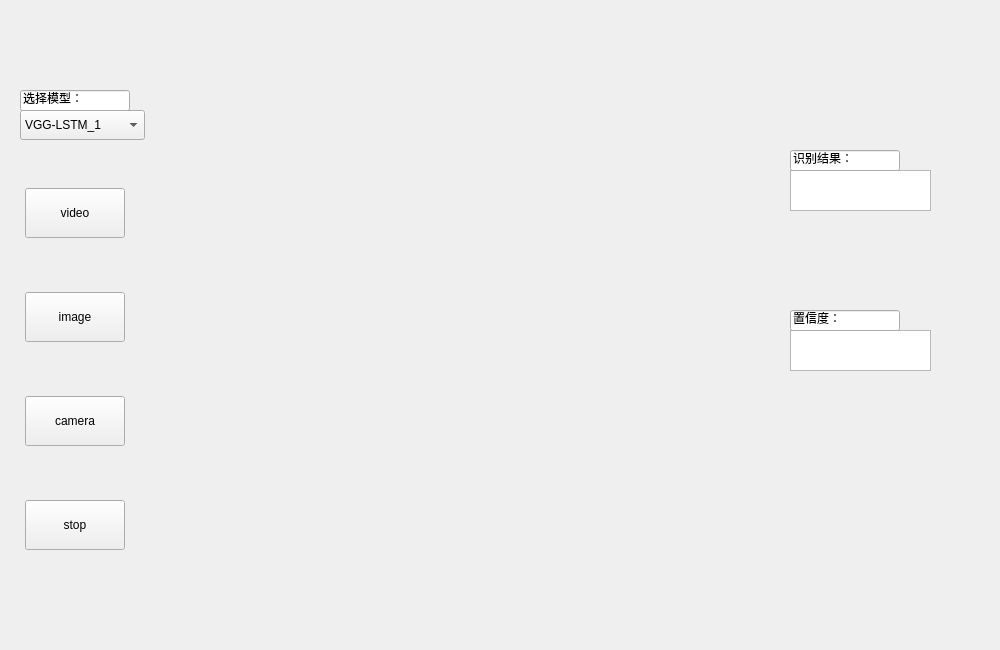
First picture: the form in FER/util/form2.ui, repository qsx-dyt/PythonRepository, before the edit.
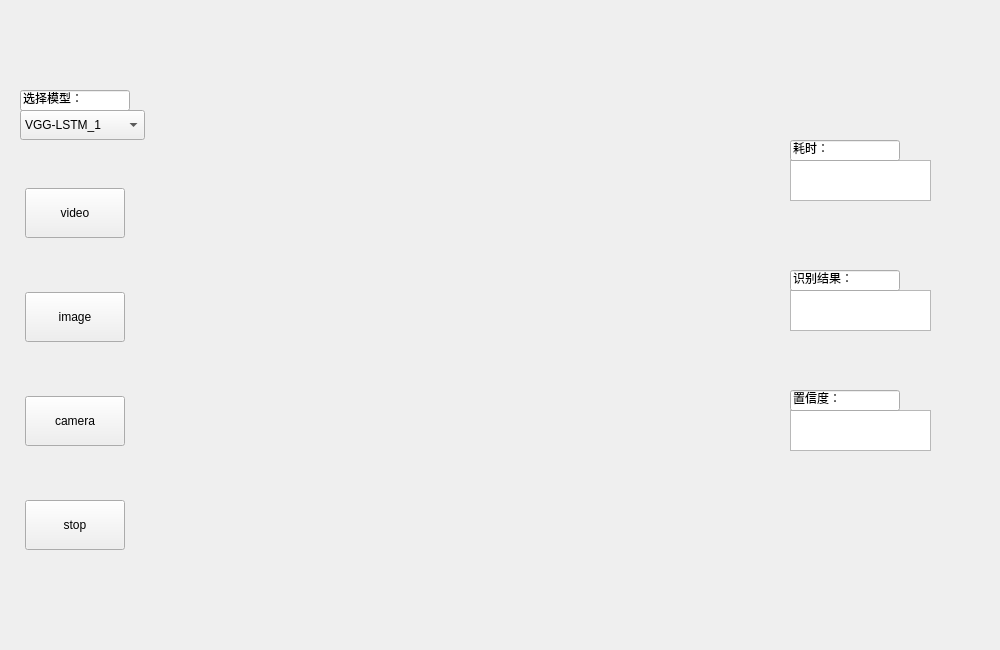
Second picture: the form after the edit.

```diff
--- a/FER/util/form2.ui
+++ b/FER/util/form2.ui
@@ -237,7 +237,7 @@
    <property name="geometry">
     <rect>
      <x>790</x>
-     <y>170</y>
+     <y>290</y>
      <width>141</width>
      <height>41</height>
     </rect>
@@ -250,7 +250,7 @@
    <property name="geometry">
     <rect>
      <x>790</x>
-     <y>330</y>
+     <y>410</y>
      <width>141</width>
      <height>41</height>
     </rect>
@@ -263,7 +263,7 @@
    <property name="geometry">
     <rect>
      <x>790</x>
-     <y>150</y>
+     <y>270</y>
      <width>110</width>
      <height>21</height>
     </rect>
@@ -291,7 +291,7 @@
    <property name="geometry">
     <rect>
      <x>790</x>
-     <y>310</y>
+     <y>390</y>
      <width>110</width>
      <height>21</height>
     </rect>
@@ -315,6 +315,47 @@
     <string>置信度：</string>
    </property>
   </widget>
+  <widget class="QTextEdit" name="time">
+   <property name="geometry">
+    <rect>
+     <x>790</x>
+     <y>160</y>
+     <width>141</width>
+     <height>41</height>
+    </rect>
+   </property>
+   <property name="styleSheet">
+    <string notr="true">font: 75 12pt &quot;Times New Roman&quot;;</string>
+   </property>
+  </widget>
+  <widget class="QLineEdit" name="lineEdit_4">
+   <property name="geometry">
+    <rect>
+     <x>790</x>
+     <y>140</y>
+     <width>110</width>
+     <height>21</height>
+    </rect>
+   </property>
+   <property name="minimumSize">
+    <size>
+     <width>110</width>
+     <height>0</height>
+    </size>
+   </property>
+   <property name="maximumSize">
+    <size>
+     <width>110</width>
+     <height>16777215</height>
+    </size>
+   </property>
+   <property name="styleSheet">
+    <string notr="true">font: 75 11pt &quot;Times New Roman&quot;;</string>
+   </property>
+   <property name="text">
+    <string>耗时：</string>
+   </property>
+  </widget>
  </widget>
  <resources/>
  <connections/>
```
